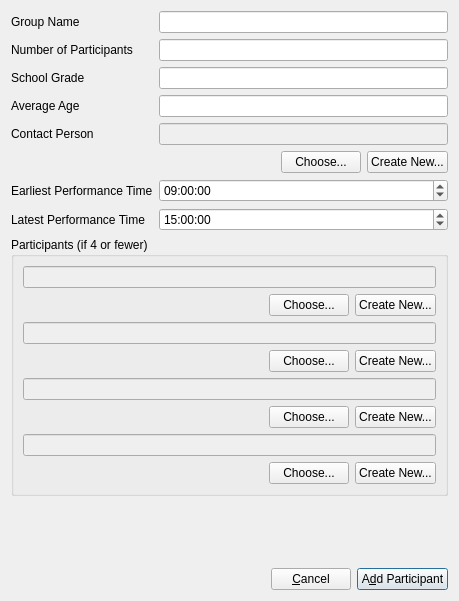
First picture: the form in Forms/ui_addGroupParticipantDialog.ui, repository diana134/afs, before the edit.
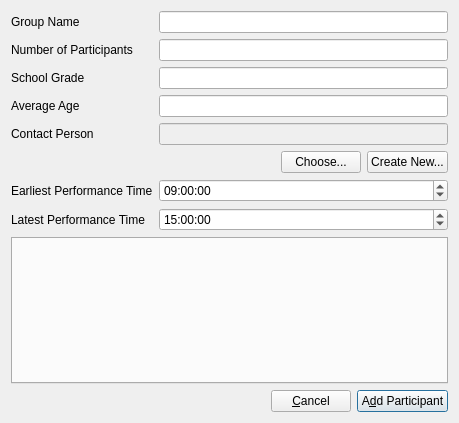
Second picture: the form after the edit.

Commit message: Groups can have 6 participants.

Diff of the .ui file:
```diff
--- a/Forms/ui_addGroupParticipantDialog.ui
+++ b/Forms/ui_addGroupParticipantDialog.ui
@@ -10,43 +10,13 @@
     <x>0</x>
     <y>0</y>
     <width>459</width>
-    <height>601</height>
+    <height>423</height>
    </rect>
   </property>
   <property name="windowTitle">
    <string>Add Group Participant</string>
   </property>
   <layout class="QGridLayout" name="gridLayout">
-   <item row="1" column="2">
-    <widget class="QPushButton" name="addParticipantBtn">
-     <property name="text">
-      <string>A&amp;dd Participant</string>
-     </property>
-     <property name="default">
-      <bool>true</bool>
-     </property>
-    </widget>
-   </item>
-   <item row="1" column="1">
-    <widget class="QPushButton" name="cancelBtn">
-     <property name="text">
-      <string>&amp;Cancel</string>
-     </property>
-    </widget>
-   </item>
-   <item row="1" column="0">
-    <spacer name="horizontalSpacer">
-     <property name="orientation">
-      <enum>Qt::Horizontal</enum>
-     </property>
-     <property name="sizeHint" stdset="0">
-      <size>
-       <width>40</width>
-       <height>20</height>
-      </size>
-     </property>
-    </spacer>
-   </item>
    <item row="0" column="0" colspan="3">
     <layout class="QFormLayout" name="formLayout_2">
      <property name="fieldGrowthPolicy">
@@ -163,183 +133,6 @@
        </property>
       </widget>
      </item>
-     <item row="8" column="0" colspan="2">
-      <widget class="QGroupBox" name="groupBox">
-       <property name="title">
-        <string>Participants (if 4 or fewer)</string>
-       </property>
-       <layout class="QVBoxLayout" name="verticalLayout_10">
-        <item>
-         <layout class="QVBoxLayout" name="verticalLayout_9">
-          <item>
-           <widget class="QLineEdit" name="p1LineEdit">
-            <property name="enabled">
-             <bool>false</bool>
-            </property>
-           </widget>
-          </item>
-          <item>
-           <layout class="QHBoxLayout" name="horizontalLayout_8">
-            <item>
-             <spacer name="horizontalSpacer_3">
-              <property name="orientation">
-               <enum>Qt::Horizontal</enum>
-              </property>
-              <property name="sizeHint" stdset="0">
-               <size>
-                <width>40</width>
-                <height>20</height>
-               </size>
-              </property>
-             </spacer>
-            </item>
-            <item>
-             <widget class="QPushButton" name="chooseP1Btn">
-              <property name="text">
-               <string>Choose...</string>
-              </property>
-             </widget>
-            </item>
-            <item>
-             <widget class="QPushButton" name="createNewP1Btn">
-              <property name="text">
-               <string>Create New...</string>
-              </property>
-             </widget>
-            </item>
-           </layout>
-          </item>
-         </layout>
-        </item>
-        <item>
-         <layout class="QVBoxLayout" name="verticalLayout_8">
-          <item>
-           <widget class="QLineEdit" name="p2LineEdit">
-            <property name="enabled">
-             <bool>false</bool>
-            </property>
-           </widget>
-          </item>
-          <item>
-           <layout class="QHBoxLayout" name="horizontalLayout_7">
-            <item>
-             <spacer name="horizontalSpacer_4">
-              <property name="orientation">
-               <enum>Qt::Horizontal</enum>
-              </property>
-              <property name="sizeHint" stdset="0">
-               <size>
-                <width>40</width>
-                <height>20</height>
-               </size>
-              </property>
-             </spacer>
-            </item>
-            <item>
-             <widget class="QPushButton" name="chooseP2Btn">
-              <property name="text">
-               <string>Choose...</string>
-              </property>
-             </widget>
-            </item>
-            <item>
-             <widget class="QPushButton" name="createNewP2Btn">
-              <property name="text">
-               <string>Create New...</string>
-              </property>
-             </widget>
-            </item>
-           </layout>
-          </item>
-         </layout>
-        </item>
-        <item>
-         <layout class="QVBoxLayout" name="verticalLayout_7">
-          <item>
-           <widget class="QLineEdit" name="p3LineEdit">
-            <property name="enabled">
-             <bool>false</bool>
-            </property>
-           </widget>
-          </item>
-          <item>
-           <layout class="QHBoxLayout" name="horizontalLayout_6">
-            <item>
-             <spacer name="horizontalSpacer_5">
-              <property name="orientation">
-               <enum>Qt::Horizontal</enum>
-              </property>
-              <property name="sizeHint" stdset="0">
-               <size>
-                <width>40</width>
-                <height>20</height>
-               </size>
-              </property>
-             </spacer>
-            </item>
-            <item>
-             <widget class="QPushButton" name="chooseP3Btn">
-              <property name="text">
-               <string>Choose...</string>
-              </property>
-             </widget>
-            </item>
-            <item>
-             <widget class="QPushButton" name="createNewP3Btn">
-              <property name="text">
-               <string>Create New...</string>
-              </property>
-             </widget>
-            </item>
-           </layout>
-          </item>
-         </layout>
-        </item>
-        <item>
-         <layout class="QVBoxLayout" name="verticalLayout_6">
-          <item>
-           <widget class="QLineEdit" name="p4LineEdit">
-            <property name="enabled">
-             <bool>false</bool>
-            </property>
-           </widget>
-          </item>
-          <item>
-           <layout class="QHBoxLayout" name="horizontalLayout_5">
-            <item>
-             <spacer name="horizontalSpacer_6">
-              <property name="orientation">
-               <enum>Qt::Horizontal</enum>
-              </property>
-              <property name="sizeHint" stdset="0">
-               <size>
-                <width>40</width>
-                <height>20</height>
-               </size>
-              </property>
-             </spacer>
-            </item>
-            <item>
-             <widget class="QPushButton" name="chooseP4Btn">
-              <property name="text">
-               <string>Choose...</string>
-              </property>
-             </widget>
-            </item>
-            <item>
-             <widget class="QPushButton" name="createNewP4Btn">
-              <property name="text">
-               <string>Create New...</string>
-              </property>
-             </widget>
-            </item>
-           </layout>
-          </item>
-         </layout>
-        </item>
-       </layout>
-      </widget>
-     </item>
      <item row="7" column="0">
       <widget class="QLabel" name="latestPerformanceTimeLabel">
        <property name="text">
@@ -360,6 +153,43 @@
      </item>
     </layout>
    </item>
+   <item row="3" column="1">
+    <widget class="QPushButton" name="cancelBtn">
+     <property name="text">
+      <string>&amp;Cancel</string>
+     </property>
+    </widget>
+   </item>
+   <item row="3" column="0">
+    <spacer name="horizontalSpacer">
+     <property name="orientation">
+      <enum>Qt::Horizontal</enum>
+     </property>
+     <property name="sizeHint" stdset="0">
+      <size>
+       <width>40</width>
+       <height>20</height>
+      </size>
+     </property>
+    </spacer>
+   </item>
+   <item row="3" column="2">
+    <widget class="QPushButton" name="addParticipantBtn">
+     <property name="text">
+      <string>A&amp;dd Participant</string>
+     </property>
+     <property name="default">
+      <bool>true</bool>
+     </property>
+    </widget>
+   </item>
+   <item row="2" column="0" colspan="3">
+    <widget class="QTabWidget" name="participantTabWidget">
+     <property name="currentIndex">
+      <number>-1</number>
+     </property>
+    </widget>
+   </item>
   </layout>
  </widget>
  <tabstops>
```
Left out of the diff: 12 changed lines with no effect on the pictures. The commit also changes 10 other files.
